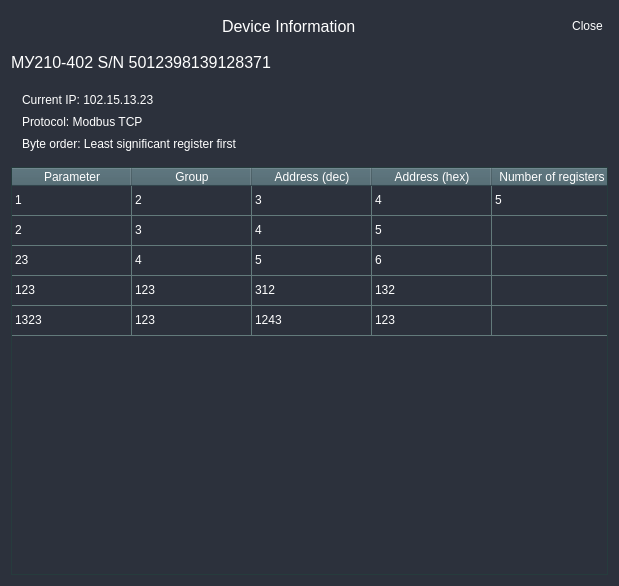
Old version of the form UI/forms/DeviceParamListWindow.ui in the repository romangolovkou/AQteck_toolMAX.
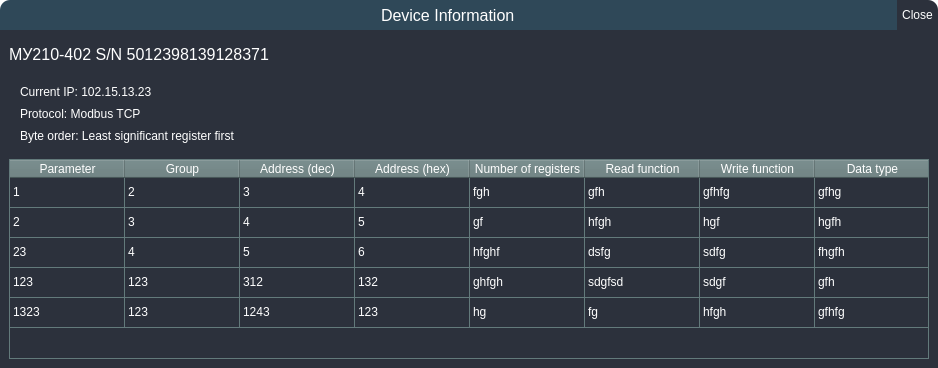
New version of the form. Custom widgets are drawn as their Qt base class.

Commit message: Added DeviceListInfo windows Started to make classes for them Add folder with test functions

Diff of the .ui file:
```diff
--- a/UI/forms/DeviceParamListWindow.ui
+++ b/UI/forms/DeviceParamListWindow.ui
@@ -6,8 +6,8 @@
    <rect>
     <x>0</x>
     <y>0</y>
-    <width>619</width>
-    <height>586</height>
+    <width>938</width>
+    <height>368</height>
    </rect>
   </property>
   <property name="windowTitle">
@@ -23,13 +23,22 @@
 	color: #fff;
 }
 
-#DeviceParamListWidget {
+#windowNameFrame {
+	border-top-left-radius: 10px;
+	background-color: #2F4858;
+}
+
+#btnFrame {
+	border-top-right-radius: 10px;
 	background-color: #2c313c;
-	border: none;
 }
 
-#frame_2 {
-	border: 1px solid #263C3D;
+#mainFrame {
+	background-color: #2c313c;
+}
+
+#tableFrame {
+	border: 1px solid #637A7B;
 }
 
 QLabel {
@@ -51,18 +60,33 @@
 }
 
 QHeaderView {
-	background-color: #46616A;
+	background-color: #637A7B;
 }
 
 QHeaderView::section {
-	background-color: #46616A;
+	background-color: #637A7B;
 
 }
 </string>
   </property>
   <layout class="QVBoxLayout" name="verticalLayout">
+   <property name="spacing">
+    <number>0</number>
+   </property>
+   <property name="leftMargin">
+    <number>0</number>
+   </property>
+   <property name="topMargin">
+    <number>0</number>
+   </property>
+   <property name="rightMargin">
+    <number>0</number>
+   </property>
+   <property name="bottomMargin">
+    <number>0</number>
+   </property>
    <item>
-    <widget class="QFrame" name="ToolboxFrame">
+    <widget class="QFrame" name="toolboxFrame">
      <property name="minimumSize">
       <size>
        <width>0</width>
@@ -92,7 +116,7 @@
        <number>0</number>
       </property>
       <item>
-       <widget class="QFrame" name="frame_3">
+       <widget class="QFrame" name="windowNameFrame">
         <property name="sizePolicy">
          <sizepolicy hsizetype="Expanding" vsizetype="Preferred">
           <horstretch>0</horstretch>
@@ -128,7 +152,7 @@
           <number>0</number>
          </property>
          <item alignment="Qt::AlignHCenter">
-          <widget class="QLabel" name="label_3">
+          <widget class="QLabel" name="windowNameLabel">
            <property name="sizePolicy">
             <sizepolicy hsizetype="Expanding" vsizetype="Preferred">
              <horstretch>0</horstretch>
@@ -150,7 +174,7 @@
        </widget>
       </item>
       <item>
-       <widget class="QFrame" name="frame_4">
+       <widget class="QFrame" name="btnFrame">
         <property name="frameShape">
          <enum>QFrame::StyledPanel</enum>
         </property>
@@ -174,7 +198,7 @@
           <number>0</number>
          </property>
          <item alignment="Qt::AlignHCenter">
-          <widget class="QPushButton" name="pushButton">
+          <widget class="QPushButton" name="closeBtn">
            <property name="maximumSize">
             <size>
              <width>50</width>
@@ -193,6 +217,15 @@
     </widget>
    </item>
    <item>
+    <widget class="QFrame" name="mainFrame">
+     <property name="frameShape">
+      <enum>QFrame::StyledPanel</enum>
+     </property>
+     <property name="frameShadow">
+      <enum>QFrame::Raised</enum>
+     </property>
+     <layout class="QVBoxLayout" name="verticalLayout_4">
+      <item>
     <widget class="QLabel" name="deviceInfoLabel">
      <property name="text">
       <string>МУ210-402 S/N 5012398139128371</string>
@@ -200,7 +233,7 @@
     </widget>
    </item>
    <item>
-    <widget class="AqParamListInfoFrame" name="frame">
+       <widget class="AqParamListInfoFrame" name="infoFrame">
      <property name="frameShape">
       <enum>QFrame::StyledPanel</enum>
      </property>
@@ -233,7 +266,7 @@
     </widget>
    </item>
    <item>
-    <widget class="QFrame" name="frame_2">
+       <widget class="QFrame" name="tableFrame">
      <property name="frameShape">
       <enum>QFrame::StyledPanel</enum>
      </property>
@@ -257,13 +290,19 @@
        <number>0</number>
       </property>
       <item>
-       <widget class="QTableWidget" name="tableView">
+          <widget class="AqParamListTable" name="tableView">
         <property name="sizePolicy">
          <sizepolicy hsizetype="Expanding" vsizetype="Expanding">
           <horstretch>0</horstretch>
           <verstretch>0</verstretch>
          </sizepolicy>
         </property>
+           <property name="minimumSize">
+            <size>
+             <width>918</width>
+             <height>0</height>
+            </size>
+           </property>
         <property name="horizontalScrollBarPolicy">
          <enum>Qt::ScrollBarAlwaysOff</enum>
         </property>
@@ -276,8 +315,11 @@
         <attribute name="horizontalHeaderVisible">
          <bool>true</bool>
         </attribute>
+           <attribute name="horizontalHeaderMinimumSectionSize">
+            <number>115</number>
+           </attribute>
         <attribute name="horizontalHeaderDefaultSectionSize">
-         <number>120</number>
+            <number>115</number>
         </attribute>
         <attribute name="horizontalHeaderHighlightSections">
          <bool>false</bool>
@@ -341,6 +383,21 @@
           <string>Number of registers</string>
          </property>
         </column>
+           <column>
+            <property name="text">
+             <string>Read function</string>
+            </property>
+           </column>
+           <column>
+            <property name="text">
+             <string>Write function</string>
+            </property>
+           </column>
+           <column>
+            <property name="text">
+             <string>Data type</string>
+            </property>
+           </column>
         <item row="0" column="0">
          <property name="text">
           <string>1</string>
@@ -363,7 +420,22 @@
         </item>
         <item row="0" column="4">
          <property name="text">
-          <string>5</string>
+             <string>fgh</string>
+            </property>
+           </item>
+           <item row="0" column="5">
+            <property name="text">
+             <string>gfh</string>
+            </property>
+           </item>
+           <item row="0" column="6">
+            <property name="text">
+             <string>gfhfg</string>
+            </property>
+           </item>
+           <item row="0" column="7">
+            <property name="text">
+             <string>gfhg</string>
          </property>
         </item>
         <item row="1" column="0">
@@ -386,6 +458,26 @@
           <string>5</string>
          </property>
         </item>
+           <item row="1" column="4">
+            <property name="text">
+             <string>gf</string>
+            </property>
+           </item>
+           <item row="1" column="5">
+            <property name="text">
+             <string>hfgh</string>
+            </property>
+           </item>
+           <item row="1" column="6">
+            <property name="text">
+             <string>hgf</string>
+            </property>
+           </item>
+           <item row="1" column="7">
+            <property name="text">
+             <string>hgfh</string>
+            </property>
+           </item>
         <item row="2" column="0">
          <property name="text">
           <string>23</string>
@@ -406,6 +498,26 @@
           <string>6</string>
          </property>
         </item>
+           <item row="2" column="4">
+            <property name="text">
+             <string>hfghf</string>
+            </property>
+           </item>
+           <item row="2" column="5">
+            <property name="text">
+             <string>dsfg</string>
+            </property>
+           </item>
+           <item row="2" column="6">
+            <property name="text">
+             <string>sdfg</string>
+            </property>
+           </item>
+           <item row="2" column="7">
+            <property name="text">
+             <string>fhgfh</string>
+            </property>
+           </item>
         <item row="3" column="0">
          <property name="text">
           <string>123</string>
@@ -426,6 +538,26 @@
           <string>132</string>
          </property>
         </item>
+           <item row="3" column="4">
+            <property name="text">
+             <string>ghfgh</string>
+            </property>
+           </item>
+           <item row="3" column="5">
+            <property name="text">
+             <string>sdgfsd</string>
+            </property>
+           </item>
+           <item row="3" column="6">
+            <property name="text">
+             <string>sdgf</string>
+            </property>
+           </item>
+           <item row="3" column="7">
+            <property name="text">
+             <string>gfh</string>
+            </property>
+           </item>
         <item row="4" column="0">
          <property name="text">
           <string>1323</string>
@@ -446,6 +578,29 @@
           <string>123</string>
          </property>
         </item>
+           <item row="4" column="4">
+            <property name="text">
+             <string>hg</string>
+            </property>
+           </item>
+           <item row="4" column="5">
+            <property name="text">
+             <string>fg</string>
+            </property>
+           </item>
+           <item row="4" column="6">
+            <property name="text">
+             <string>hfgh</string>
+            </property>
+           </item>
+           <item row="4" column="7">
+            <property name="text">
+             <string>gfhfg</string>
+            </property>
+           </item>
+          </widget>
+         </item>
+        </layout>
        </widget>
       </item>
      </layout>
@@ -460,6 +615,11 @@
    <header location="global">AqWindows.AqParamListInfoFrame.h</header>
    <container>1</container>
   </customwidget>
+  <customwidget>
+   <class>AqParamListTable</class>
+   <extends>QTableWidget</extends>
+   <header location="global">AqWindows.AqParamListTable.h</header>
+  </customwidget>
  </customwidgets>
  <resources/>
  <connections/>
```
Lines whose indentation alone changed are shown as unchanged. The commit also changes 9 other files.
